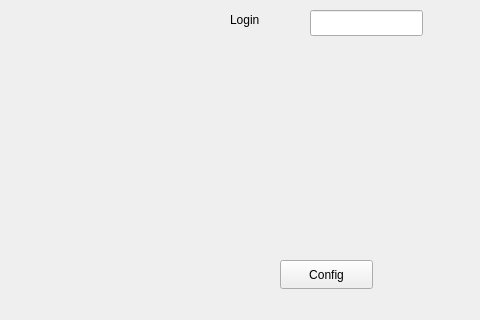
First picture: the form in ftp_sdlc/mainwindow.ui, repository maybesomesense/ftp, before the edit; both pictures show x 320 to 800 and y 0 to 320 of the 800 by 600 pixel window.
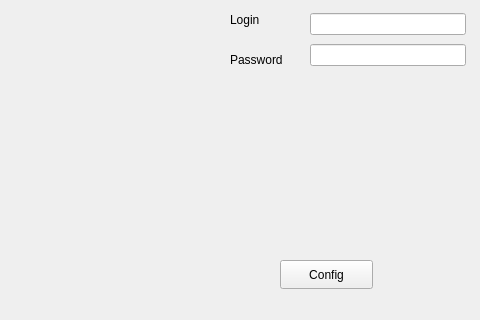
Second picture: the form after the edit.

The edit to the form file:
```diff
--- a/ftp_sdlc/mainwindow.ui
+++ b/ftp_sdlc/mainwindow.ui
@@ -72,15 +72,8 @@
       <height>26</height>
      </rect>
     </property>
-   </widget>
-   <widget class="QLineEdit" name="lineEdit_3">
-    <property name="geometry">
-     <rect>
-      <x>630</x>
-      <y>10</y>
-      <width>113</width>
-      <height>26</height>
-     </rect>
+    <property name="readOnly">
+     <bool>true</bool>
     </property>
    </widget>
    <widget class="QLabel" name="label_3">
@@ -109,6 +102,37 @@
      <string>Config</string>
     </property>
    </widget>
+   <widget class="QLabel" name="label_4">
+    <property name="geometry">
+     <rect>
+      <x>550</x>
+      <y>50</y>
+      <width>63</width>
+      <height>20</height>
+     </rect>
+    </property>
+    <property name="text">
+     <string>Password</string>
+    </property>
+   </widget>
+   <widget class="QWidget" name="">
+    <property name="geometry">
+     <rect>
+      <x>630</x>
+      <y>10</y>
+      <width>156</width>
+      <height>61</height>
+     </rect>
+    </property>
+    <layout class="QVBoxLayout" name="verticalLayout">
+     <item>
+      <widget class="QLineEdit" name="lineEdit_3"/>
+     </item>
+     <item>
+      <widget class="QLineEdit" name="lineEdit_4"/>
+     </item>
+    </layout>
+   </widget>
   </widget>
   <widget class="QMenuBar" name="menubar">
    <property name="geometry">
```
Left out of the diff: 3 changed lines with no effect on the pictures.
